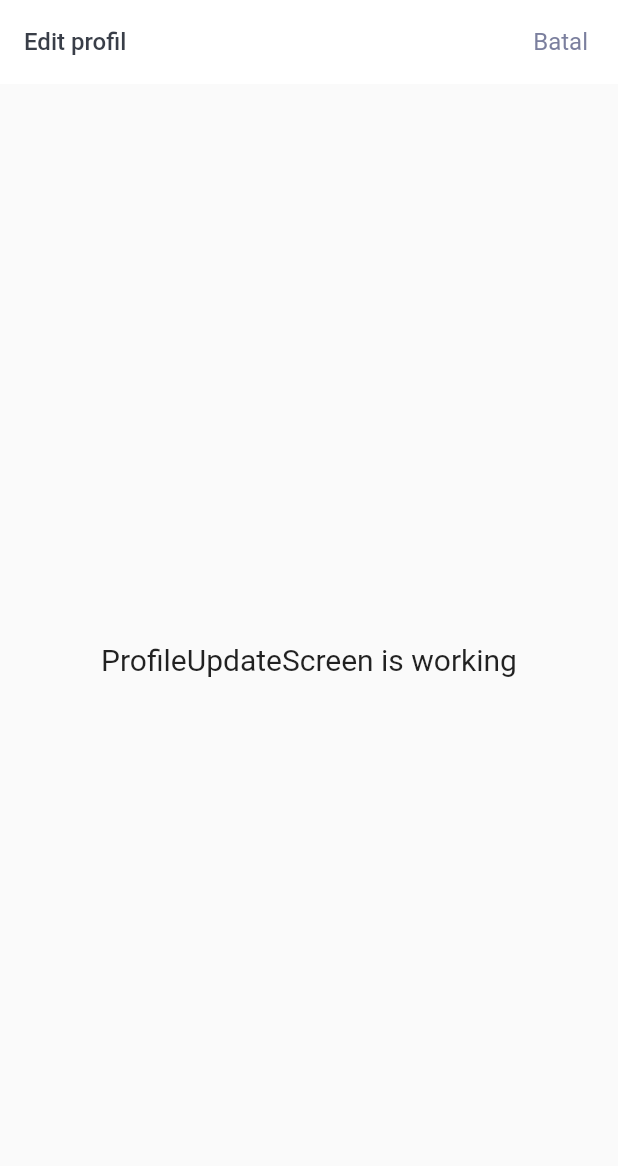
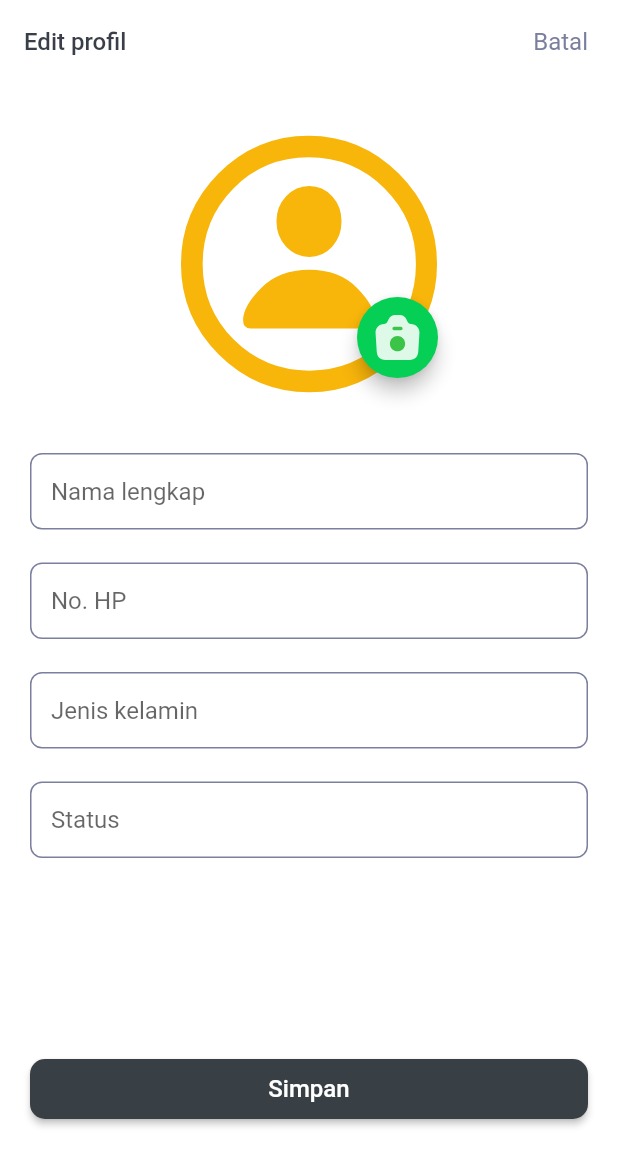
Before and after one commit to rahmat999ht/manajemen-kost-by-admin, a Flutter app: the ProfileUpdateScreen screen opened by its route, on a phone screen of 412 x 824 dp. Shown: the top 1166 px of the screen. Run offline on Flutter 3.47's test engine with Material 2 defaults, Android fonts, the phone set to English and light mode, and no system bars; our stand-ins replace cached_network_image, cloud_firestore, firebase_auth, firebase_core, flutter_svg, get and 4 more; accounts and stored records are empty; statements that could not run were skipped.

Commit message:
set screen update profile

```diff
--- a/lib/domain/core/core.dart
+++ b/lib/domain/core/core.dart
@@ -6,6 +6,7 @@ export 'package:flutter/material.dart';
 export 'package:flutter/services.dart';
 export 'package:flutter_svg/flutter_svg.dart';
 export 'package:get/get.dart';
+export 'package:image_picker/image_picker.dart';
 export 'package:manajemen_kost_by_admin/config.dart';
 export 'package:manajemen_kost_by_admin/domain/core/utils.dart';
 export 'package:manajemen_kost_by_admin/domain/interfaces/alerts/alert_actions.dart';
@@ -16,6 +17,7 @@ export 'package:manajemen_kost_by_admin/domain/interfaces/avatar/avatar.dart';
 export 'package:manajemen_kost_by_admin/domain/interfaces/buttons/button_outline.dart';
 export 'package:manajemen_kost_by_admin/domain/interfaces/buttons/button_primary.dart';
 export 'package:manajemen_kost_by_admin/domain/interfaces/buttons/button_text.dart';
+export 'package:manajemen_kost_by_admin/domain/interfaces/cards/card_icon.dart';
 export 'package:manajemen_kost_by_admin/domain/interfaces/cards/card_profil.dart';
 export 'package:manajemen_kost_by_admin/domain/interfaces/contents/content.dart';
 export 'package:manajemen_kost_by_admin/domain/interfaces/forms/form.dart';
--- a/lib/domain/interfaces/assets.dart
+++ b/lib/domain/interfaces/assets.dart
@@ -17,4 +17,5 @@ class Assets {
   static String kamar = 'assets/icons/kamar.svg';
   static String person = 'assets/icons/person.svg';
   static String tentang = 'assets/icons/tentang.svg';
+  static String camera = 'assets/icons/camera.svg';
 }
--- a/lib/domain/interfaces/avatar/avatar.dart
+++ b/lib/domain/interfaces/avatar/avatar.dart
@@ -34,7 +34,7 @@ class AvatarWidget extends StatelessWidget {
           )
         : Icon(
             CupertinoIcons.person_circle,
-            size: size,
+            size: size! + 20,
             color: ColorApp.orange,
           );
   }
--- a/lib/domain/interfaces/buttons/button_primary.dart
+++ b/lib/domain/interfaces/buttons/button_primary.dart
@@ -5,27 +5,27 @@ class ButtonPrymary extends StatelessWidget {
     super.key,
     required this.onPressed,
     required this.text,
-    this.height,
-    this.width,
-    this.bgColor,
-    this.txSize,
     this.textColor,
-  });
+  }) : isBlack = false;
+
+  const ButtonPrymary.isBlack({
+    super.key,
+    required this.onPressed,
+    required this.text,
+    this.textColor,
+  }) : isBlack = true;
 
   final void Function() onPressed;
   final String text;
-  final double? height;
-  final double? width;
-  final Color? bgColor;
   final Color? textColor;
-  final double? txSize;
+  final bool isBlack;
 
   @override
   Widget build(BuildContext context) {
     return ElevatedButton(
       style: ElevatedButton.styleFrom(
-        backgroundColor: bgColor ?? ColorApp.orange,
-        fixedSize: Size(width ?? SizeApp.wFull, height ?? 50),
+        backgroundColor: isBlack ? ColorApp.blackNavi : ColorApp.orange,
+        fixedSize: Size(SizeApp.wFull, isBlack ? 40 : 50),
         shape: const RoundedRectangleBorder(
           borderRadius: BorderRadius.all(
             Radius.circular(10),
@@ -37,7 +37,7 @@ class ButtonPrymary extends StatelessWidget {
         // "Get Started",
         text,
         style: TextStyle(
-          fontSize: txSize ?? 24,
+          fontSize: isBlack ? 16 : 24,
           color: textColor ?? ColorApp.white,
         ),
       ),
--- /dev/null
+++ b/lib/domain/interfaces/cards/card_icon.dart
@@ -0,0 +1,40 @@
+import '../../core/core.dart';
+
+class CardIcon extends StatelessWidget {
+  const CardIcon({
+    super.key,
+    required this.icon,
+    this.radius,
+    this.height,
+    this.width,
+    this.color,
+  });
+
+  final String icon;
+  final double? radius;
+  final double? height;
+  final double? width;
+  final Color? color;
+
+  @override
+  Widget build(BuildContext context) {
+    return Card(
+      elevation: 5,
+      shape: RoundedRectangleBorder(
+        borderRadius: BorderRadius.all(
+          Radius.circular(radius ?? 10),
+        ),
+      ),
+      color: color ?? ColorApp.grayForm,
+      child: SizedBox(
+        height: height ?? 40,
+        width: width ?? 40,
+        child: Center(
+          child: SvgPicture.asset(
+            icon,
+          ),
+        ),
+      ),
+    );
+  }
+}
--- a/lib/domain/interfaces/forms/form.dart
+++ b/lib/domain/interfaces/forms/form.dart
@@ -141,7 +141,7 @@ class TextForm extends StatelessWidget {
               hintText: hintText,
               alignLabelWithHint: true,
               contentPadding:
-                  const EdgeInsets.symmetric(horizontal: 14, vertical: 20),
+                  const EdgeInsets.symmetric(horizontal: 14, vertical: 16),
               isDense: true,
               suffixIcon: Icon(icon),
             ),
--- a/lib/presentation/dashboard/Pages/profil/controllers/profil.controller.dart
+++ b/lib/presentation/dashboard/Pages/profil/controllers/profil.controller.dart
@@ -8,9 +8,9 @@ class ProfilController extends GetxController {
     Assets.pemasukan2,
     Assets.pengeluaran2,
   ];
-  void tapPersonalDetails() {
-    Get.offAllNamed(Routes.PROFILE_UPDATE);
-  }
+
+  // final AdminModel? admin = null;
+  void tapPersonalDetails() {}
 
   void tapPemasukan() {
     Get.offAllNamed(Routes.LIST_PEMASUKAN);
--- a/lib/presentation/dashboard/Pages/profil/items/header.dart
+++ b/lib/presentation/dashboard/Pages/profil/items/header.dart
@@ -20,7 +20,7 @@ class HeaderProfile extends StatelessWidget {
         AvatarWidget(
           imageHash: foto,
         ),
-        SizeApp.h20,
+        SizeApp.h10,
         Text(
           nama!,
           style: const TextStyle(
@@ -29,7 +29,7 @@ class HeaderProfile extends StatelessWidget {
             fontWeight: FontWeight.bold,
           ),
         ),
-        SizeApp.h20,
+        SizeApp.h10,
         Text(
           status!,
           style: const TextStyle(
--- a/lib/presentation/profile_update/controllers/profile_update.controller.dart
+++ b/lib/presentation/profile_update/controllers/profile_update.controller.dart
@@ -1,3 +1,61 @@
-import 'package:get/get.dart';
+import 'dart:developer';
 
-class ProfileUpdateController extends GetxController {}
+import '../../../domain/core/core.dart';
+
+class ProfileUpdateController extends GetxController
+    with StateMixin<List<XFile>> {
+  final formKey = GlobalKey<FormState>();
+  final _picker = ImagePicker();
+  var imageFileList = <XFile>[];
+  ImageHash? avatar;
+  var avatarUpdate = <XFile>[];
+  TextEditingController namaC = TextEditingController();
+  TextEditingController noHpC = TextEditingController();
+  TextEditingController jkC = TextEditingController();
+  TextEditingController statusC = TextEditingController();
+
+  late final AdminModel adminModel;
+  final isLoading = false.obs;
+  // Pick an image
+  getImage() async {
+    try {
+      final XFile? image = await _picker.pickImage(
+        source: ImageSource.gallery,
+      );
+      log("image ${image?.length ?? "Kosong"}");
+      if (image != null) {
+        imageFileList = [image];
+        stateSuccess(imageFileList);
+      }
+    } catch (e) {
+      printError(info: e.toString());
+    }
+  }
+
+  void removeImage(int index) {
+    imageFileList.removeAt(index);
+    stateSuccess(imageFileList);
+  }
+
+  @override
+  void onInit() {
+    change([], status: RxStatus.empty());
+    adminModel = Get.arguments;
+
+    log(Get.arguments.toString());
+    super.onInit();
+  }
+
+  @override
+  void onClose() {
+    change([], status: RxStatus.empty());
+    super.onClose();
+  }
+
+  void stateSuccess(List<XFile> list) {
+    change(
+      list,
+      status: list.isEmpty ? RxStatus.empty() : RxStatus.success(),
+    );
+  }
+}
--- a/lib/presentation/profile_update/profile_update.screen.dart
+++ b/lib/presentation/profile_update/profile_update.screen.dart
@@ -1,3 +1,5 @@
+import 'package:manajemen_kost_by_admin/domain/interfaces/state/image.dart';
+
 import '../../domain/core/core.dart';
 
 class ProfileUpdateScreen extends GetView<ProfileUpdateController> {
@@ -5,16 +7,87 @@ class ProfileUpdateScreen extends GetView<ProfileUpdateController> {
   @override
   Widget build(BuildContext context) {
     return Scaffold(
+      backgroundColor: ColorApp.white,
       appBar: appBar(
         'Edit profil',
         false,
       ),
-      body: const Center(
-        child: Text(
-          'ProfileUpdateScreen is working',
-          style: TextStyle(fontSize: 20),
+      body: Form(
+        key: controller.formKey,
+        child: ListView(
+          shrinkWrap: true,
+          children: [
+            Padding(
+              padding: const EdgeInsets.all(20),
+              child: Column(
+                mainAxisSize: MainAxisSize.max,
+                mainAxisAlignment: MainAxisAlignment.spaceBetween,
+                children: [
+                  Column(
+                    children: [
+                      const WrapperImageUpdateProfil(),
+                      SizeApp.h36,
+                      TextForm.border(
+                        controller: controller.namaC,
+                        titel: 'Nama lengkap',
+                        color: ColorApp.gray,
+                        isCheck: true,
+                      ),
+                      SizeApp.h12,
+                      TextForm.border(
+                        controller: controller.noHpC,
+                        titel: 'No. HP',
+                        color: ColorApp.gray,
+                        isCheck: true,
+                        isPhone: true,
+                      ),
+                      SizeApp.h12,
+                      TextForm.border(
+                        controller: controller.jkC,
+                        titel: 'Jenis kelamin',
+                        color: ColorApp.gray,
+                        isCheck: true,
+                      ),
+                      SizeApp.h12,
+                      TextForm.border(
+                        controller: controller.statusC,
+                        titel: 'Status',
+                        color: ColorApp.gray,
+                        isCheck: true,
+                      ),
+                    ],
+                  ),
+                  SizeApp.h100,
+                  SizeApp.h30,
+                  ButtonPrymary.isBlack(
+                    onPressed: () {},
+                    text: 'Simpan',
+                  )
+                ],
+              ),
+            ),
+          ],
         ),
       ),
     );
   }
 }
+
+class WrapperImageUpdateProfil extends GetView<ProfileUpdateController>
+    with ImageState {
+  const WrapperImageUpdateProfil({Key? key}) : super(key: key);
+
+  @override
+  Widget build(BuildContext context) {
+    return controller.obx(
+      (state) => imageUpdateProfilSucces(
+        state!,
+        controller.getImage,
+      ),
+      onEmpty: imageUpdateProfilEmpty(
+        controller.avatar,
+        controller.getImage,
+      ),
+    );
+  }
+}
--- a/pubspec.yaml
+++ b/pubspec.yaml
@@ -19,6 +19,8 @@ dependencies:
   octo_image: ^1.0.2
   cached_network_image: ^3.2.3
   get_cli: ^0.2.30
+  image_picker: ^0.8.6+1
+  firebase_storage: ^11.0.13
 
 dev_dependencies:
   flutter_lints: 2.0.1
```
Also changed, not shown: lib/domain/interfaces/cards/card_profil.dart (+1 -18 lines), lib/domain/interfaces/state/image.dart (added, +127 -0 lines), lib/presentation/dashboard/Pages/home/home.screen.dart (+33 -5 lines), lib/presentation/dashboard/Pages/profil/profil.screen.dart (+7 -1 lines), assets/icons/camera.svg (added), pubspec.lock.
